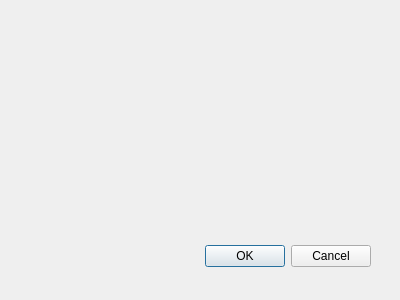
Old version of the form serverForm.ui in the repository martinvondracek/multiagentServer.
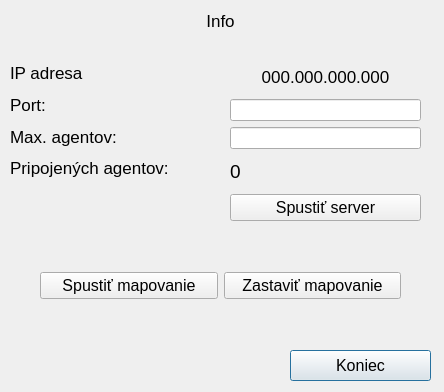
New version of the form.

Commit message: naklikane prvky gui

```diff
--- a/serverForm.ui
+++ b/serverForm.ui
@@ -1,33 +1,214 @@
 <ui version="4.0" >
  <class>serverForm</class>
- <widget class="QDialog" name="serverForm" >
-  <property name="geometry" >
+ <widget class="QDialog" name="serverForm">
+  <property name="geometry">
    <rect>
     <x>0</x>
     <y>0</y>
-    <width>400</width>
-    <height>300</height>
+    <width>444</width>
+    <height>392</height>
    </rect>
   </property>
   <property name="windowTitle" >
    <string>serverForm</string>
   </property>
-  <widget class="QDialogButtonBox" name="buttonBox" >
-   <property name="geometry" >
+  <widget class="QPushButton" name="koniecButton">
+   <property name="geometry">
     <rect>
-     <x>30</x>
-     <y>240</y>
-     <width>341</width>
-     <height>32</height>
+     <x>290</x>
+     <y>350</y>
+     <width>141</width>
+     <height>31</height>
     </rect>
    </property>
-   <property name="orientation" >
-    <enum>Qt::Horizontal</enum>
+   <property name="font">
+    <font>
+     <pointsize>12</pointsize>
+    </font>
    </property>
-   <property name="standardButtons" >
-    <set>QDialogButtonBox::Cancel|QDialogButtonBox::NoButton|QDialogButtonBox::Ok</set>
+   <property name="text">
+    <string>Koniec</string>
    </property>
   </widget>
+  <widget class="QLabel" name="infoLabel">
+   <property name="geometry">
+    <rect>
+     <x>10</x>
+     <y>10</y>
+     <width>421</width>
+     <height>22</height>
+    </rect>
+   </property>
+   <property name="font">
+    <font>
+     <pointsize>13</pointsize>
+    </font>
+   </property>
+   <property name="text">
+    <string>Info</string>
+   </property>
+   <property name="alignment">
+    <set>Qt::AlignCenter</set>
+   </property>
+  </widget>
+  <widget class="QWidget" name="layoutWidget">
+   <property name="geometry">
+    <rect>
+     <x>10</x>
+     <y>60</y>
+     <width>201</width>
+     <height>121</height>
+    </rect>
+   </property>
+   <layout class="QVBoxLayout" name="verticalLayout">
+    <item>
+     <widget class="QLabel" name="label_5">
+      <property name="font">
+       <font>
+        <pointsize>13</pointsize>
+       </font>
+      </property>
+      <property name="text">
+       <string>IP adresa</string>
+      </property>
+     </widget>
+    </item>
+    <item>
+     <widget class="QLabel" name="label">
+      <property name="font">
+       <font>
+        <pointsize>13</pointsize>
+       </font>
+      </property>
+      <property name="text">
+       <string>Port:</string>
+      </property>
+     </widget>
+    </item>
+    <item>
+     <widget class="QLabel" name="label_2">
+      <property name="font">
+       <font>
+        <pointsize>13</pointsize>
+       </font>
+      </property>
+      <property name="text">
+       <string>Max. agentov:</string>
+      </property>
+     </widget>
+    </item>
+    <item>
+     <widget class="QLabel" name="label_3">
+      <property name="font">
+       <font>
+        <pointsize>13</pointsize>
+       </font>
+      </property>
+      <property name="text">
+       <string>Pripojených agentov:</string>
+      </property>
+     </widget>
+    </item>
+   </layout>
+  </widget>
+  <widget class="QWidget" name="layoutWidget">
+   <property name="geometry">
+    <rect>
+     <x>230</x>
+     <y>60</y>
+     <width>191</width>
+     <height>161</height>
+    </rect>
+   </property>
+   <layout class="QVBoxLayout" name="verticalLayout_2">
+    <item>
+     <widget class="QLabel" name="ipLabel">
+      <property name="font">
+       <font>
+        <pointsize>13</pointsize>
+       </font>
+      </property>
+      <property name="text">
+       <string>000.000.000.000</string>
+      </property>
+      <property name="alignment">
+       <set>Qt::AlignCenter</set>
+      </property>
+     </widget>
+    </item>
+    <item>
+     <widget class="QLineEdit" name="portEdit"/>
+    </item>
+    <item>
+     <widget class="QLineEdit" name="maxAgentEdit"/>
+    </item>
+    <item>
+     <widget class="QLabel" name="agentCountLabel">
+      <property name="font">
+       <font>
+        <pointsize>14</pointsize>
+       </font>
+      </property>
+      <property name="text">
+       <string>0</string>
+      </property>
+     </widget>
+    </item>
+    <item>
+     <widget class="QPushButton" name="startServerButton">
+      <property name="font">
+       <font>
+        <pointsize>12</pointsize>
+       </font>
+      </property>
+      <property name="text">
+       <string>Spustiť server</string>
+      </property>
+     </widget>
+    </item>
+   </layout>
+  </widget>
+  <widget class="QWidget" name="layoutWidget">
+   <property name="geometry">
+    <rect>
+     <x>40</x>
+     <y>270</y>
+     <width>361</width>
+     <height>31</height>
+    </rect>
+   </property>
+   <layout class="QHBoxLayout" name="horizontalLayout">
+    <item>
+     <widget class="QPushButton" name="startMappingButton">
+      <property name="font">
+       <font>
+        <pointsize>12</pointsize>
+       </font>
+      </property>
+      <property name="text">
+       <string>Spustiť mapovanie</string>
+      </property>
+     </widget>
+    </item>
+    <item>
+     <widget class="QPushButton" name="stopMappingButton">
+      <property name="font">
+       <font>
+        <pointsize>12</pointsize>
+       </font>
+      </property>
+      <property name="text">
+       <string>Zastaviť mapovanie</string>
+      </property>
+     </widget>
+    </item>
+   </layout>
+  </widget>
+  <zorder>layoutWidget</zorder>
+  <zorder>layoutWidget</zorder>
+  <zorder>layoutWidget</zorder>
+  <zorder>koniecButton</zorder>
+  <zorder>infoLabel</zorder>
  </widget>
  <resources/>
  <connections>
```
Left out of the diff: 39 changed lines with no effect on the pictures. The commit also changes 2 other files.
